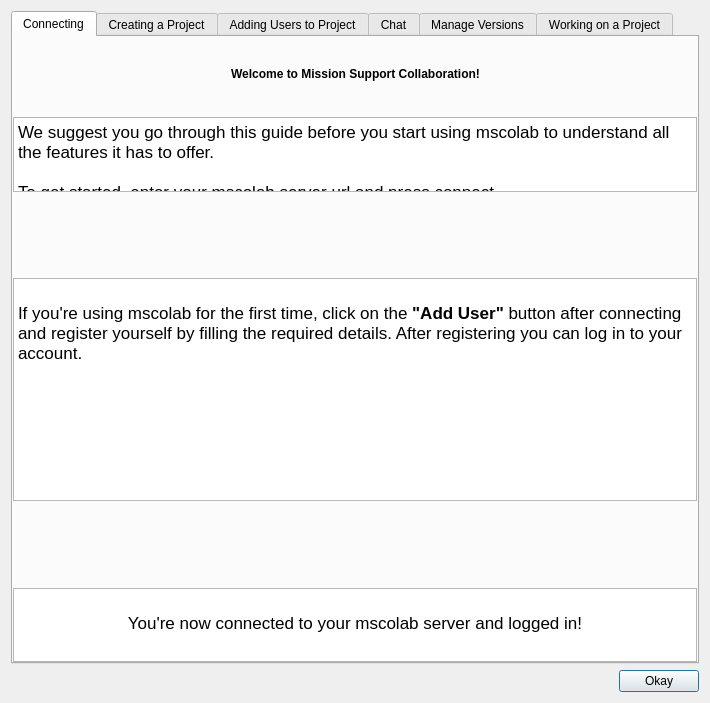
This is mslib/msui/ui/ui_mscolab_help_dialog.ui in Open-MSS/MSS as Qt 5 draws it before an edit. The edited form follows.
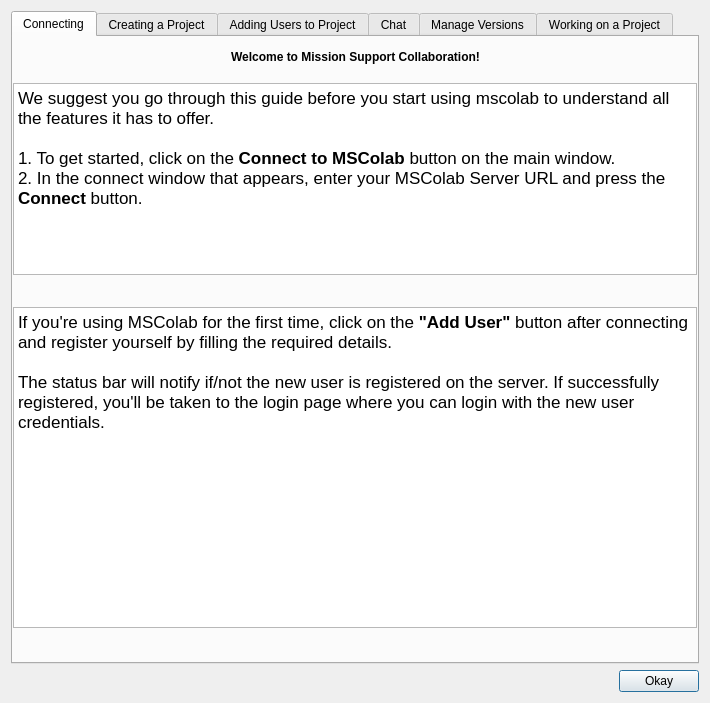
This is the edited form. Icons and pictures are not drawn.

Commit message:
GSoC update - Updated MSColab help dialog (#1161)
* partially updated mscolab help dialog

* updated mscolab help dialog

* updated collaborator description

Patch:
```diff
--- a/mslib/msui/ui/ui_mscolab_help_dialog.ui
+++ b/mslib/msui/ui/ui_mscolab_help_dialog.ui
@@ -45,12 +45,18 @@
           <number>-1</number>
          </property>
          <item row="0" column="0">
-          <layout class="QVBoxLayout" name="verticalLayout_3" stretch="1,1,1,3,1,1">
+          <layout class="QVBoxLayout" name="verticalLayout_3" stretch="0,1,0,1,0">
            <property name="spacing">
             <number>-1</number>
            </property>
            <item>
             <layout class="QHBoxLayout" name="horizontalLayout_8">
+             <property name="topMargin">
+              <number>10</number>
+             </property>
+             <property name="bottomMargin">
+              <number>10</number>
+             </property>
              <item>
               <spacer name="horizontalSpacer_14">
                <property name="orientation">
@@ -113,8 +119,10 @@
               <string>&lt;!DOCTYPE HTML PUBLIC &quot;-//W3C//DTD HTML 4.0//EN&quot; &quot;http://www.w3.org/TR/REC-html40/strict.dtd&quot;&gt;
 &lt;html&gt;&lt;head&gt;&lt;meta name=&quot;qrichtext&quot; content=&quot;1&quot; /&gt;&lt;style type=&quot;text/css&quot;&gt;
 p, li { white-space: pre-wrap; }
-&lt;/style&gt;&lt;/head&gt;&lt;body style=&quot; font-family:'.SF NS Text'; font-size:13pt; font-weight:400; font-style:normal;&quot;&gt;
-&lt;p style=&quot; margin-top:0px; margin-bottom:0px; margin-left:0px; margin-right:0px; -qt-block-indent:0; text-indent:0px;&quot;&gt;We suggest you go through this guide before you start using mscolab to understand all the features it has to offer.&lt;br /&gt;&lt;br /&gt;To get started, enter your mscolab server url and press connect.&lt;/p&gt;&lt;/body&gt;&lt;/html&gt;</string>
+&lt;/style&gt;&lt;/head&gt;&lt;body style=&quot; font-family:'.AppleSystemUIFont'; font-size:13pt; font-weight:400; font-style:normal;&quot;&gt;
+&lt;p style=&quot; margin-top:0px; margin-bottom:0px; margin-left:0px; margin-right:0px; -qt-block-indent:0; text-indent:0px;&quot;&gt;&lt;span style=&quot; font-family:'.SF NS Text';&quot;&gt;We suggest you go through this guide before you start using mscolab to understand all the features it has to offer.&lt;br /&gt;&lt;br /&gt;1. To get started, click on the &lt;/span&gt;&lt;span style=&quot; font-family:'.SF NS Text'; font-weight:600;&quot;&gt;Connect to MSColab&lt;/span&gt;&lt;span style=&quot; font-family:'.SF NS Text';&quot;&gt; button on the main window.&lt;/span&gt;&lt;/p&gt;
+&lt;p style=&quot; margin-top:0px; margin-bottom:0px; margin-left:0px; margin-right:0px; -qt-block-indent:0; text-indent:0px;&quot;&gt;&lt;span style=&quot; font-family:'.SF NS Text';&quot;&gt;2. In the connect window that appears, enter your MSColab Server URL and press the &lt;/span&gt;&lt;span style=&quot; font-family:'.SF NS Text'; font-weight:600;&quot;&gt;Connect&lt;/span&gt;&lt;span style=&quot; font-family:'.SF NS Text';&quot;&gt; button.&lt;/span&gt;&lt;/p&gt;
+&lt;p style=&quot;-qt-paragraph-type:empty; margin-top:0px; margin-bottom:0px; margin-left:0px; margin-right:0px; -qt-block-indent:0; text-indent:0px; font-family:'.SF NS Text';&quot;&gt;&lt;br /&gt;&lt;/p&gt;&lt;/body&gt;&lt;/html&gt;</string>
              </property>
             </widget>
            </item>
@@ -176,14 +184,18 @@
               <string>&lt;!DOCTYPE HTML PUBLIC &quot;-//W3C//DTD HTML 4.0//EN&quot; &quot;http://www.w3.org/TR/REC-html40/strict.dtd&quot;&gt;
 &lt;html&gt;&lt;head&gt;&lt;meta name=&quot;qrichtext&quot; content=&quot;1&quot; /&gt;&lt;style type=&quot;text/css&quot;&gt;
 p, li { white-space: pre-wrap; }
-&lt;/style&gt;&lt;/head&gt;&lt;body style=&quot; font-family:'.SF NS Text'; font-size:13pt; font-weight:400; font-style:normal;&quot;&gt;
-&lt;p style=&quot;-qt-paragraph-type:empty; margin-top:0px; margin-bottom:0px; margin-left:0px; margin-right:0px; -qt-block-indent:0; text-indent:0px;&quot;&gt;&lt;br /&gt;&lt;/p&gt;
-&lt;p style=&quot; margin-top:0px; margin-bottom:0px; margin-left:0px; margin-right:0px; -qt-block-indent:0; text-indent:0px;&quot;&gt;If you're using mscolab for the first time, click on the &lt;span style=&quot; font-weight:600;&quot;&gt;&amp;quot;Add User&amp;quot;&lt;/span&gt; button after connecting and register yourself by filling the required details. After registering you can log in to your account.&lt;/p&gt;&lt;/body&gt;&lt;/html&gt;</string>
+&lt;/style&gt;&lt;/head&gt;&lt;body style=&quot; font-family:'.AppleSystemUIFont'; font-size:13pt; font-weight:400; font-style:normal;&quot;&gt;
+&lt;p style=&quot; margin-top:0px; margin-bottom:0px; margin-left:0px; margin-right:0px; -qt-block-indent:0; text-indent:0px;&quot;&gt;&lt;span style=&quot; font-family:'.SF NS Text';&quot;&gt;If you're using MSColab for the first time, click on the &lt;/span&gt;&lt;span style=&quot; font-family:'.SF NS Text'; font-weight:600;&quot;&gt;&amp;quot;Add User&amp;quot;&lt;/span&gt;&lt;span style=&quot; font-family:'.SF NS Text';&quot;&gt; button after connecting and register yourself by filling the required details. &lt;/span&gt;&lt;/p&gt;
+&lt;p style=&quot;-qt-paragraph-type:empty; margin-top:0px; margin-bottom:0px; margin-left:0px; margin-right:0px; -qt-block-indent:0; text-indent:0px; font-family:'.SF NS Text';&quot;&gt;&lt;br /&gt;&lt;/p&gt;
+&lt;p style=&quot; margin-top:0px; margin-bottom:0px; margin-left:0px; margin-right:0px; -qt-block-indent:0; text-indent:0px;&quot;&gt;&lt;span style=&quot; font-family:'.SF NS Text';&quot;&gt;The status bar will notify if/not the new user is registered on the server. If successfully registered, you'll be taken to the login page where you can login with the new user credentials.&lt;/span&gt;&lt;/p&gt;&lt;/body&gt;&lt;/html&gt;</string>
              </property>
             </widget>
            </item>
            <item>
             <layout class="QHBoxLayout" name="horizontalLayout_10">
+             <property name="bottomMargin">
+              <number>8</number>
+             </property>
              <item>
               <spacer name="horizontalSpacer_18">
                <property name="orientation">
@@ -225,33 +237,6 @@
              </item>
             </layout>
            </item>
-           <item>
-            <widget class="QTextEdit" name="textEdit_19">
-             <property name="enabled">
-              <bool>true</bool>
-             </property>
-             <property name="verticalScrollBarPolicy">
-              <enum>Qt::ScrollBarAlwaysOff</enum>
-             </property>
-             <property name="horizontalScrollBarPolicy">
-              <enum>Qt::ScrollBarAlwaysOff</enum>
-             </property>
-             <property name="undoRedoEnabled">
-              <bool>false</bool>
-             </property>
-             <property name="readOnly">
-              <bool>true</bool>
-             </property>
-             <property name="html">
-              <string>&lt;!DOCTYPE HTML PUBLIC &quot;-//W3C//DTD HTML 4.0//EN&quot; &quot;http://www.w3.org/TR/REC-html40/strict.dtd&quot;&gt;
-&lt;html&gt;&lt;head&gt;&lt;meta name=&quot;qrichtext&quot; content=&quot;1&quot; /&gt;&lt;style type=&quot;text/css&quot;&gt;
-p, li { white-space: pre-wrap; }
-&lt;/style&gt;&lt;/head&gt;&lt;body style=&quot; font-family:'.SF NS Text'; font-size:13pt; font-weight:400; font-style:normal;&quot;&gt;
-&lt;p align=&quot;center&quot; style=&quot;-qt-paragraph-type:empty; margin-top:0px; margin-bottom:0px; margin-left:0px; margin-right:0px; -qt-block-indent:0; text-indent:0px;&quot;&gt;&lt;br /&gt;&lt;/p&gt;
-&lt;p align=&quot;center&quot; style=&quot; margin-top:0px; margin-bottom:0px; margin-left:0px; margin-right:0px; -qt-block-indent:0; text-indent:0px;&quot;&gt;You're now connected to your mscolab server and logged in!&lt;/p&gt;&lt;/body&gt;&lt;/html&gt;</string>
-             </property>
-            </widget>
-           </item>
           </layout>
          </item>
         </layout>
```
Left out of the diff: 115 changed lines with no effect on the pictures. The commit also changes 7 other files.
